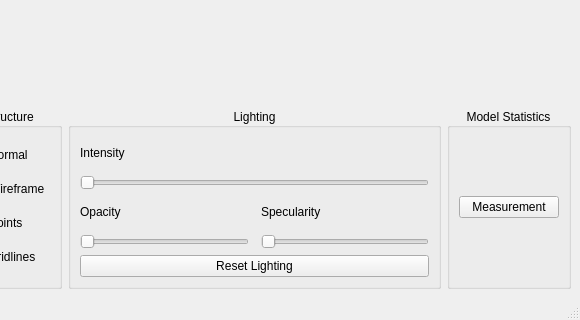
The window that lib/ModelRenderer/modelwindow.ui (KurusView/KurusView) describes before a commit, drawn with Qt 5; both pictures show x 491 to 1071 and y 361 to 681 of the 1071 by 681 pixel window.
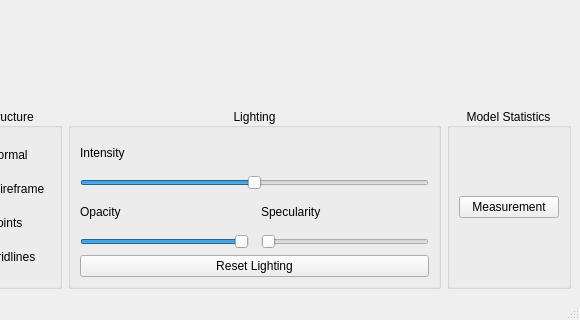
The same window after the commit. Icons and pictures are not drawn. Custom widgets are drawn as their Qt base class.

Commit message: Implement light opacity slider

Diff of the .ui file:
```diff
--- a/lib/ModelRenderer/modelwindow.ui
+++ b/lib/ModelRenderer/modelwindow.ui
@@ -220,6 +220,12 @@
              </item>
              <item>
               <widget class="QSlider" name="lightOpacitySlider">
+               <property name="maximum">
+                <number>100</number>
+               </property>
+               <property name="sliderPosition">
+                <number>100</number>
+               </property>
                <property name="orientation">
                 <enum>Qt::Horizontal</enum>
                </property>
@@ -256,6 +262,12 @@
              </item>
              <item>
               <widget class="QSlider" name="lightIntensitySlider">
+               <property name="maximum">
+                <number>100</number>
+               </property>
+               <property name="sliderPosition">
+                <number>50</number>
+               </property>
                <property name="orientation">
                 <enum>Qt::Horizontal</enum>
                </property>
```
Left out of the diff: 3 changed lines with no effect on the pictures. The commit also changes 1 other file.
